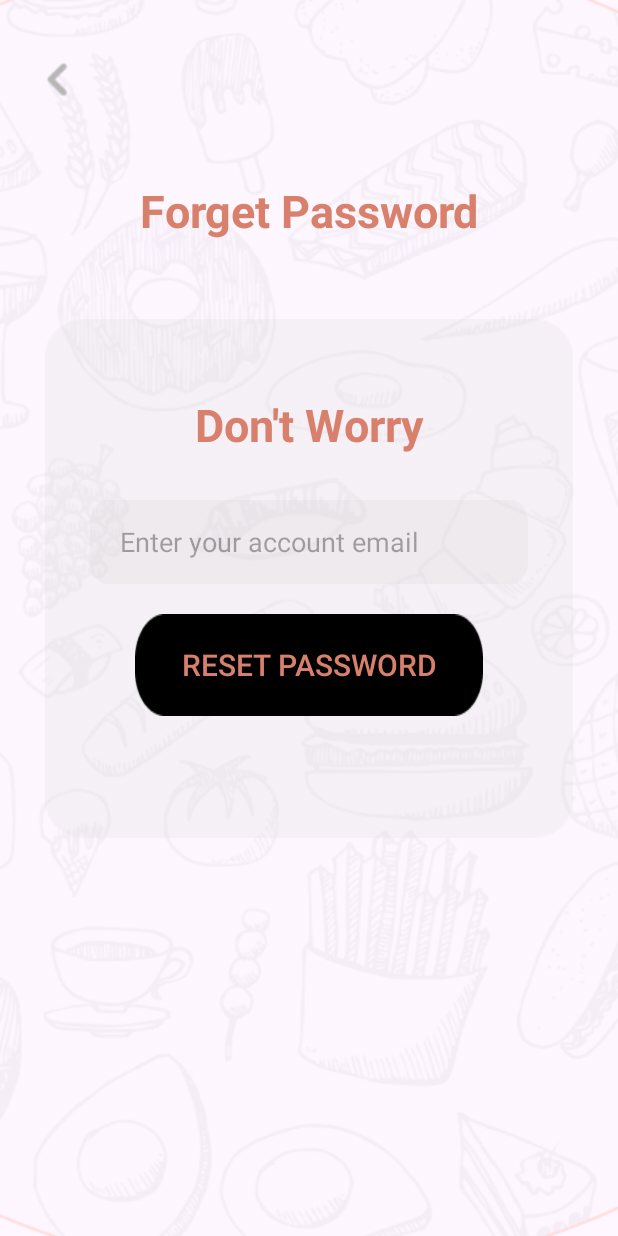
After one commit to BoraKaraaa/BitirmeProjesi-MobileApp, an Android app: the ForgetPasswordActivity screen opened directly, with no data from a screen before it, on a phone screen of 412 x 824 dp. The commit adds this screen. Run offline under Robolectric (Android 15) with nearby library versions, the phone set to English and light mode, and no system bars.

Commit message:
Forget Password Fragments xml implemented

```diff
--- a/BitirmeProjesi/app/src/main/AndroidManifest.xml
+++ b/BitirmeProjesi/app/src/main/AndroidManifest.xml
@@ -13,6 +13,9 @@
         android:theme="@style/Theme.BitirmeProjesi"
         tools:targetApi="31">
         <activity
+            android:name=".ForgetPasswordActivity"
+            android:exported="false" />
+        <activity
             android:name=".LoginActivity"
             android:exported="false" />
         <activity
@@ -21,9 +24,9 @@
         <activity
             android:name=".SignupActivity"
             android:exported="true">
-
             <intent-filter>
                 <action android:name="android.intent.action.MAIN" />
+
                 <category android:name="android.intent.category.LAUNCHER" />
             </intent-filter>
         </activity>
--- /dev/null
+++ b/BitirmeProjesi/app/src/main/java/com/example/bitirmeprojesi/ForgetPasswordActivity.java
@@ -0,0 +1,15 @@
+package com.example.bitirmeprojesi;
+
+import androidx.appcompat.app.AppCompatActivity;
+
+import android.os.Bundle;
+
+public class ForgetPasswordActivity extends AppCompatActivity
+{
+    @Override
+    protected void onCreate(Bundle savedInstanceState)
+    {
+        super.onCreate(savedInstanceState);
+        setContentView(R.layout.activity_forget_password);
+    }
+}
--- /dev/null
+++ b/BitirmeProjesi/app/src/main/java/com/example/bitirmeprojesi/ForgetPassword_Email.java
@@ -0,0 +1,64 @@
+package com.example.bitirmeprojesi;
+
+import android.os.Bundle;
+
+import androidx.fragment.app.Fragment;
+
+import android.view.LayoutInflater;
+import android.view.View;
+import android.view.ViewGroup;
+
+/**
+ * A simple {@link Fragment} subclass.
+ * Use the {@link ForgetPassword_Email#newInstance} factory method to
+ * create an instance of this fragment.
+ */
+public class ForgetPassword_Email extends Fragment {
+
+    // TODO: Rename parameter arguments, choose names that match
+    // the fragment initialization parameters, e.g. ARG_ITEM_NUMBER
+    private static final String ARG_PARAM1 = "param1";
+    private static final String ARG_PARAM2 = "param2";
+
+    // TODO: Rename and change types of parameters
+    private String mParam1;
+    private String mParam2;
+
+    public ForgetPassword_Email() {
+        // Required empty public constructor
+    }
+
+    /**
+     * Use this factory method to create a new instance of
+     * this fragment using the provided parameters.
+     *
+     * @param param1 Parameter 1.
+     * @param param2 Parameter 2.
+     * @return A new instance of fragment ForgetPassword_Email.
+     */
+    // TODO: Rename and change types and number of parameters
+    public static ForgetPassword_Email newInstance(String param1, String param2) {
+        ForgetPassword_Email fragment = new ForgetPassword_Email();
+        Bundle args = new Bundle();
+        args.putString(ARG_PARAM1, param1);
+        args.putString(ARG_PARAM2, param2);
+        fragment.setArguments(args);
+        return fragment;
+    }
+
+    @Override
+    public void onCreate(Bundle savedInstanceState) {
+        super.onCreate(savedInstanceState);
+        if (getArguments() != null) {
+            mParam1 = getArguments().getString(ARG_PARAM1);
+            mParam2 = getArguments().getString(ARG_PARAM2);
+        }
+    }
+
+    @Override
+    public View onCreateView(LayoutInflater inflater, ViewGroup container,
+                             Bundle savedInstanceState) {
+        // Inflate the layout for this fragment
+        return inflater.inflate(R.layout.fragment_forget_password__email, container, false);
+    }
+}
--- /dev/null
+++ b/BitirmeProjesi/app/src/main/res/layout/activity_forget_password.xml
@@ -0,0 +1,52 @@
+<?xml version="1.0" encoding="utf-8"?>
+<androidx.constraintlayout.widget.ConstraintLayout xmlns:android="http://schemas.android.com/apk/res/android"
+    xmlns:app="http://schemas.android.com/apk/res-auto"
+    xmlns:tools="http://schemas.android.com/tools"
+    android:layout_width="match_parent"
+    android:layout_height="match_parent"
+    tools:context=".ForgetPasswordActivity"
+    android:background="@drawable/background">
+
+    <ImageView
+        android:id="@+id/imageView"
+        android:layout_width="wrap_content"
+        android:layout_height="wrap_content"
+        android:layout_marginStart="16dp"
+        android:layout_marginTop="28dp"
+        android:scaleX="1.5"
+        android:scaleY="1.5"
+        android:src="@drawable/backbutton"
+        app:layout_constraintHeight="50dp"
+        app:layout_constraintStart_toStartOf="parent"
+        app:layout_constraintTop_toTopOf="parent"
+        app:layout_constraintWidth="50dp" />
+
+    <TextView
+        android:id="@+id/textView"
+        android:layout_width="match_parent"
+        android:layout_height="wrap_content"
+        android:layout_marginTop="120dp"
+        android:fontFamily="sans-serif"
+        android:gravity="center"
+        android:text="Forget Password"
+        android:textColor="#D9806C"
+        android:textSize="30sp"
+        android:textStyle="bold"
+        app:layout_constraintTop_toTopOf="parent" />
+
+    <androidx.fragment.app.FragmentContainerView
+        android:id="@+id/frag1"
+        android:name="com.example.bitirmeprojesi.ForgetPassword_Email"
+        android:layout_width="match_parent"
+
+        android:layout_height="wrap_content"
+        app:layout_constraintEnd_toEndOf="parent"
+        app:layout_constraintStart_toStartOf="parent"
+        app:layout_constraintTop_toBottomOf="@+id/textView"
+        tools:layout="@layout/fragment_forget_password__email"
+        app:layout_constraintHeight="350dp"
+        android:layout_marginTop="50dp"/>
+
+
+
+</androidx.constraintlayout.widget.ConstraintLayout>
--- a/BitirmeProjesi/app/src/main/res/layout/activity_signup.xml
+++ b/BitirmeProjesi/app/src/main/res/layout/activity_signup.xml
@@ -35,7 +35,7 @@
             android:fontFamily="sans-serif"
             android:gravity="center"
             android:text="Sign Up"
-            android:textColor="#EBA526"
+            android:textColor="#D9806C"
             android:textSize="35sp"
             android:textStyle="bold"
             app:layout_constraintBottom_toBottomOf="parent"
@@ -221,7 +221,7 @@
             android:layout_marginTop="20dp"
             android:background="@drawable/login_button"
             android:text="Sign in"
-            android:textColor="#BF9A73"
+            android:textColor="#D9806C"
             android:textSize="30sp" />
 
         <LinearLayout
--- /dev/null
+++ b/BitirmeProjesi/app/src/main/res/layout/fragment_forget_password__email.xml
@@ -0,0 +1,53 @@
+<?xml version="1.0" encoding="utf-8"?>
+<FrameLayout xmlns:android="http://schemas.android.com/apk/res/android"
+    xmlns:tools="http://schemas.android.com/tools"
+    xmlns:app="http://schemas.android.com/apk/res-auto"
+    android:id="@+id/forgetpassword_email"
+    android:layout_width="match_parent"
+    android:layout_height="match_parent"
+    tools:context=".ForgetPassword_Email">
+
+    <LinearLayout
+        android:layout_width="match_parent"
+        android:layout_height="wrap_content"
+        android:orientation="vertical"
+        android:layout_gravity="center"
+        android:background="@drawable/forget_password_bg"
+        android:layout_marginHorizontal="30dp">
+
+        <TextView
+            android:layout_width="match_parent"
+            android:layout_height="wrap_content"
+            android:layout_marginTop="50dp"
+            android:text="Don't Worry"
+            android:textSize="30sp"
+            android:gravity="center"
+            android:textColor="#D9806C"
+            android:fontFamily="sans-serif"
+            android:textStyle="bold"/>
+
+        <EditText
+            android:layout_width="match_parent"
+            android:layout_height="wrap_content"
+
+            android:allowUndo="true"
+            android:background="@drawable/textbackground"
+            android:hint="Enter your account email"
+
+            android:paddingStart="20dp"
+            android:singleLine="true"
+            android:layout_marginHorizontal="30dp"
+            android:layout_marginTop="30dp"/>
+
+        <androidx.appcompat.widget.AppCompatButton
+            android:layout_width="match_parent"
+            android:layout_height="wrap_content"
+            android:layout_marginHorizontal="60dp"
+            android:layout_marginTop="20dp"
+            android:background="@drawable/login_button"
+            android:text="Reset Password"
+            android:textColor="#D9806C"
+            android:textSize="20sp" />
+    </LinearLayout>
+
+</FrameLayout>
--- a/BitirmeProjesi/app/src/main/res/values/strings.xml
+++ b/BitirmeProjesi/app/src/main/res/values/strings.xml
@@ -1,3 +1,5 @@
 <resources>
     <string name="app_name">BitirmeProjesi</string>
+    <!-- TODO: Remove or change this placeholder text -->
+    <string name="hello_blank_fragment">Hello blank fragment</string>
 </resources>
```
Also changed, not shown: BitirmeProjesi/app/src/main/java/com/example/bitirmeprojesi/ForgetPassword_NewPassword.java (added, +64 -0 lines), BitirmeProjesi/app/src/main/java/com/example/bitirmeprojesi/ForgetPassword_Success.java (added, +64 -0 lines), BitirmeProjesi/app/src/main/java/com/example/bitirmeprojesi/ForgetPassword_VerificationCode.java (added, +64 -0 lines), BitirmeProjesi/app/src/main/res/layout/activity_login.xml (+5 -5 lines), BitirmeProjesi/app/src/main/res/layout/fragment_forget_password__new_password.xml (added, +63 -0 lines), BitirmeProjesi/app/src/main/res/layout/fragment_forget_password__success.xml (added, +48 -0 lines), BitirmeProjesi/app/src/main/res/layout/fragment_forget_password__verification_code.xml (added, +52 -0 lines), BitirmeProjesi/app/src/main/res/drawable/forget_password_bg.png (added).
